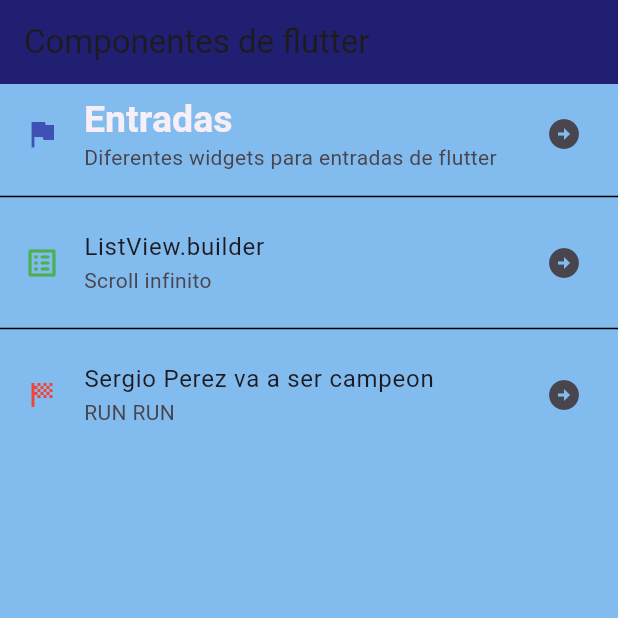
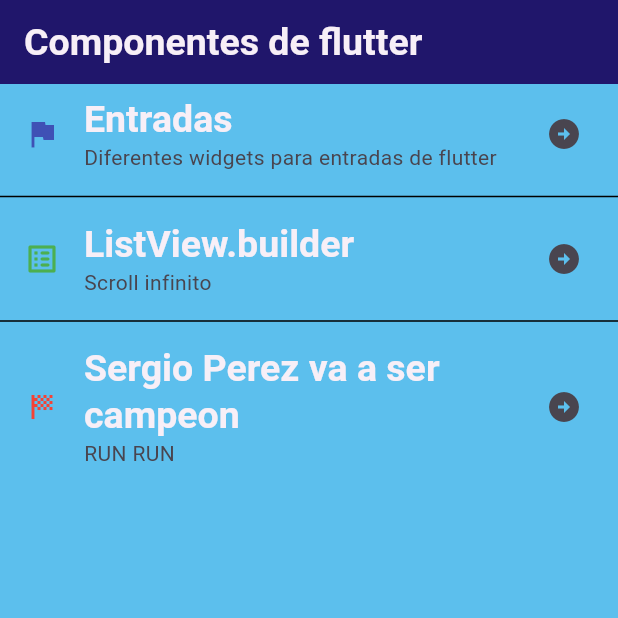
Before and after one commit to GabrielGLuna/componentes_flutter, a Flutter app: the screen it shows after launch, on a phone screen of 412 x 824 dp, the top half of it. Run offline on Flutter 3.47's test engine with Material 3 defaults, Android fonts, the phone set to English and light mode, and no system bars.

Commit message:
06 Refactoring and creating the Apptheme class

```diff
--- a/lib/main_app.dart
+++ b/lib/main_app.dart
@@ -1,5 +1,6 @@
 import 'package:flutter/material.dart';
-import 'package:practica_3/home_Screen.dart';
+import 'package:practica_3/screens/home_Screen.dart';
+import 'package:practica_3/theme/app_theme.dart';
 
 class MainApp extends StatelessWidget {
   const MainApp({super.key});
@@ -9,19 +10,7 @@ class MainApp extends StatelessWidget {
     return  MaterialApp(
       debugShowCheckedModeBanner: false,
       home: const HomeScreen(),
-      theme: ThemeData(
-        scaffoldBackgroundColor: Color.fromARGB(204, 99, 171, 235),
-        appBarTheme: const AppBarTheme(color: Color.fromARGB(223, 18, 9, 97)),
-        textTheme: const TextTheme(
-          headlineLarge: TextStyle(
-            color: Color.fromARGB(255, 247, 239, 247),
-            fontSize: 25.0,
-            fontWeight: FontWeight.bold,
-            fontFamily: 'sans-serif'
-
-          ),
-        )
-      ),
+      theme: AppTheme.lightTheme,
     );
   }
 }
--- a/lib/home_Screen.dart
+++ b/lib/screens/home_Screen.dart
@@ -7,7 +7,8 @@ class HomeScreen extends StatelessWidget {
   Widget build(BuildContext context) {
     return  Scaffold(
       appBar:  AppBar(
-        title: const Text('Componentes de flutter'),
+        title:  Text('Componentes de flutter',
+         style: Theme.of(context).textTheme.headlineLarge),
       ),
         body: ListView(
           children: [
@@ -21,20 +22,22 @@ class HomeScreen extends StatelessWidget {
            const Divider(
             color: Colors.black,
            ),
-          const ListTile(
-            leading: Icon(Icons.list_alt_rounded, color: Colors.green,),
-            title: Text('ListView.builder',),
-            subtitle: Text('Scroll infinito'),
-            trailing: Icon(Icons.arrow_circle_right),
+           ListTile(
+            leading: const Icon(Icons.list_alt_rounded, color: Colors.green,),
+            title: Text('ListView.builder',
+            style: Theme.of(context).textTheme.headlineLarge),
+            subtitle: const Text('Scroll infinito'),
+            trailing: const Icon(Icons.arrow_circle_right),
            ),
           const Divider(
             color: Colors.black,
            ),
-           const ListTile(
-            leading: Icon(Icons.sports_score_sharp, color: Colors.red,),
-            title: Text('Sergio Perez va a ser campeon'),
-            subtitle: Text('RUN RUN'),
-            trailing: Icon(Icons.arrow_circle_right),
+           ListTile(
+            leading: const Icon(Icons.sports_score_sharp, color: Colors.red,),
+            title: Text('Sergio Perez va a ser campeon',
+             style: Theme.of(context).textTheme.headlineLarge),
+            subtitle: const Text('RUN RUN'),
+            trailing: const Icon(Icons.arrow_circle_right),
            ),
 
           ],
--- /dev/null
+++ b/lib/theme/app_theme.dart
@@ -0,0 +1,19 @@
+import 'package:flutter/material.dart';
+
+class AppTheme{
+  static const mainColor = Color.fromARGB(235, 26, 7, 95);
+  static const backColor = Color.fromARGB(235, 78, 186, 236);
+ static final ThemeData lightTheme = ThemeData.light().copyWith(
+   scaffoldBackgroundColor: backColor,
+        appBarTheme: const AppBarTheme(color: mainColor),
+        textTheme: const TextTheme(
+          headlineLarge: TextStyle(
+            color: Color.fromARGB(255, 247, 239, 247),
+            fontSize: 25.0,
+            fontWeight: FontWeight.bold,
+            fontFamily: 'sans-serif'
+
+          ),
+        )
+ );
+}
```
